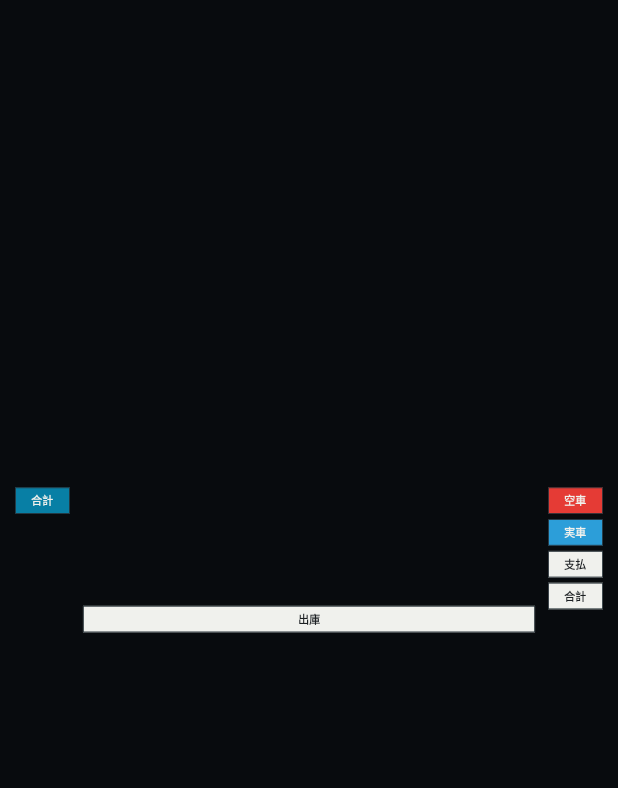
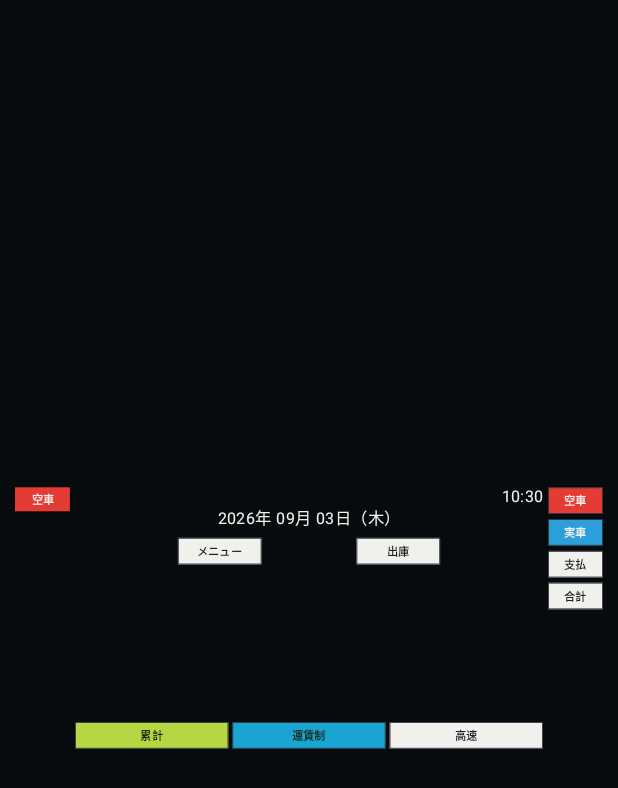
Before and after one commit to Usuiensan/taxi-joke-meter, an Android app built with Jetpack Compose: the screen it shows after launch (MainActivity), after a tap on "メーター表示", on a phone screen of 412 x 824 dp. Shown: the top 788 px of the screen. Run offline under Robolectric (Android 15) with nearby library versions, the phone set to English and light mode, and no system bars.

Commit message:
Meter Surfaceの状態表示と回送画面を実装

```diff
--- a/app/src/main/java/jp/usuiensan/taxijokemeter/data/meter/MeterController.kt
+++ b/app/src/main/java/jp/usuiensan/taxijokemeter/data/meter/MeterController.kt
@@ -71,6 +71,7 @@ class MeterController(private val context: Context) {
                 MeterRuntimeStore.update { it.copy(meterState = after.meterState, menu = after.menu, fareYen = if (after.meterState == jp.usuiensan.taxijokemeter.domain.meter.MeterState.EMPTY) 0 else it.fareYen, chargeableDistanceMeters = if (after.meterState == jp.usuiensan.taxijokemeter.domain.meter.MeterState.EMPTY) 0 else it.chargeableDistanceMeters, lowSpeedSeconds = if (after.meterState == jp.usuiensan.taxijokemeter.domain.meter.MeterState.EMPTY) 0 else it.lowSpeedSeconds, chargeProgress = if (after.meterState == jp.usuiensan.taxijokemeter.domain.meter.MeterState.EMPTY) null else it.chargeProgress, tripStartedAt = null) }
             }
             MeterAction.DEADHEAD -> { MeterRuntimeStore.update { it.copy(meterState = after.meterState, menu = after.menu) }; event(DutyEventType.DEADHEAD_START) }
+            MeterAction.RELEASE -> { MeterRuntimeStore.update { it.copy(meterState = after.meterState, menu = after.menu) }; event(DutyEventType.DEADHEAD_END) }
             MeterAction.BREAK -> { MeterRuntimeStore.update { it.copy(dutyActivity = after.dutyActivity, menu = after.menu) }; event(DutyEventType.BREAK_START) }
             MeterAction.RESUME -> { MeterRuntimeStore.update { it.copy(dutyActivity = after.dutyActivity, menu = after.menu) }; event(DutyEventType.BREAK_END) }
             MeterAction.ARRIVE -> { measurement.stop(); MeterRuntimeStore.update { it.copy(dutyLifecycle = after.dutyLifecycle, menu = after.menu) }; event(DutyEventType.ARRIVAL); endDuty() }
--- a/app/src/main/java/jp/usuiensan/taxijokemeter/ui/meter/MeterScreen.kt
+++ b/app/src/main/java/jp/usuiensan/taxijokemeter/ui/meter/MeterScreen.kt
@@ -43,6 +43,9 @@ import jp.usuiensan.taxijokemeter.domain.meter.DutyLifecycle
 import jp.usuiensan.taxijokemeter.domain.meter.MeterAction
 import jp.usuiensan.taxijokemeter.domain.meter.MeterMenu
 import jp.usuiensan.taxijokemeter.domain.meter.MeterState
+import java.time.LocalDateTime
+import java.time.format.DateTimeFormatter
+import java.util.Locale
 
 private val MeterBlack = Color(0xFF080B0E)
 private val MeterBlue = Color(0xFF087FA5)
@@ -55,7 +58,7 @@ private val MeterLogicalWidth = 900.dp
 private val MeterLogicalHeight = 400.dp
 
 @Composable
-fun MeterScreen(contentPadding: PaddingValues, runtime: MeterRuntimeSnapshot, controller: MeterController) {
+fun MeterScreen(contentPadding: PaddingValues, runtime: MeterRuntimeSnapshot, controller: MeterController, onOpenFareSettings: () -> Unit = {}) {
     Box(
         modifier = Modifier.fillMaxSize().background(MeterBlack).padding(contentPadding).padding(10.dp),
     ) {
@@ -70,43 +73,40 @@ fun MeterScreen(contentPadding: PaddingValues, runtime: MeterRuntimeSnapshot, co
                     scaleY = scale
                 },
             ) {
-                LandscapeMeterLayout(runtime, controller)
+                LandscapeMeterLayout(runtime, controller, onOpenFareSettings)
             }
         }
     }
 }
 
 @Composable
-private fun LandscapeMeterLayout(runtime: MeterRuntimeSnapshot, controller: MeterController) {
-    MeterReferenceLayout(runtime, controller)
+private fun LandscapeMeterLayout(runtime: MeterRuntimeSnapshot, controller: MeterController, onOpenFareSettings: () -> Unit) {
+    MeterReferenceLayout(runtime, controller, onOpenFareSettings)
 }
 
 @Composable
-private fun MeterReferenceLayout(runtime: MeterRuntimeSnapshot, controller: MeterController) {
+private fun MeterReferenceLayout(runtime: MeterRuntimeSnapshot, controller: MeterController, onOpenFareSettings: () -> Unit) {
     Row(
         modifier = Modifier.fillMaxSize(),
         horizontalArrangement = Arrangement.spacedBy(8.dp),
     ) {
         Column(modifier = Modifier.width(84.dp).fillMaxHeight(), verticalArrangement = Arrangement.spacedBy(8.dp)) {
-            if (runtime.meterState == MeterState.PAYMENT || runtime.meterState == MeterState.TOTAL) {
-                MeterStateLabel(paymentSummaryTitle(runtime.meterState))
-            } else {
-                MeterButton("合計", MeterBlue, Modifier.fillMaxWidth())
-            }
+            MeterStateLabel(stateLabel(runtime.meterState))
             Spacer(Modifier.weight(1f))
         }
 
         Column(modifier = Modifier.weight(1f).fillMaxHeight(), verticalArrangement = Arrangement.spacedBy(6.dp)) {
+            MeterDateHeader()
             BalancePanel(Modifier.height(228.dp), runtime, controller)
             Spacer(Modifier.weight(1f))
-            BottomControls(runtime)
+            BottomControls(runtime, onOpenFareSettings)
         }
 
         Column(modifier = Modifier.width(84.dp).fillMaxHeight(), verticalArrangement = Arrangement.spacedBy(8.dp)) {
-            MeterButton("空車", MeterRed, Modifier.fillMaxWidth(), onClick = { controller.dispatch(MeterAction.EMPTY) })
-            MeterButton("実車", Color(0xFF2C9ED9), Modifier.fillMaxWidth(), onClick = { controller.dispatch(MeterAction.OCCUPIED) })
-            MeterButton("支払", MeterWhite, Modifier.fillMaxWidth(), Color(0xFF1C2023), onClick = { controller.dispatch(MeterAction.PAYMENT) })
-            MeterButton("合計", MeterWhite, Modifier.fillMaxWidth(), Color(0xFF1C2023), onClick = { controller.dispatch(MeterAction.TOTAL) })
+            MeterButton("空車", MeterRed, Modifier.fillMaxWidth(), onClick = if (runtime.meterState == MeterState.DEADHEAD) null else ({ controller.dispatch(MeterAction.EMPTY) }))
+            MeterButton("実車", Color(0xFF2C9ED9), Modifier.fillMaxWidth(), onClick = if (runtime.meterState == MeterState.DEADHEAD) null else ({ controller.dispatch(MeterAction.OCCUPIED) }))
+            MeterButton("支払", MeterWhite, Modifier.fillMaxWidth(), Color(0xFF1C2023), onClick = if (runtime.meterState == MeterState.DEADHEAD) null else ({ controller.dispatch(MeterAction.PAYMENT) }))
+            MeterButton("合計", MeterWhite, Modifier.fillMaxWidth(), Color(0xFF1C2023), onClick = if (runtime.meterState == MeterState.DEADHEAD) null else ({ controller.dispatch(MeterAction.TOTAL) }))
         }
     }
 }
@@ -115,26 +115,33 @@ private fun MeterReferenceLayout(runtime: MeterRuntimeSnapshot, controller: Mete
 private fun BalancePanel(modifier: Modifier, runtime: MeterRuntimeSnapshot, controller: MeterController) {
     Box(
         modifier = modifier.fillMaxWidth().padding(horizontal = 12.dp, vertical = 6.dp),
-        contentAlignment = Alignment.BottomStart,
+        contentAlignment = Alignment.TopStart,
     ) {
         Column(modifier = Modifier.fillMaxWidth()) {
-            if (runtime.dutyLifecycle == DutyLifecycle.BEFORE_DEPARTURE) {
-                MeterButton("出庫", MeterWhite, Modifier.fillMaxWidth(), Color(0xFF1C2023), onClick = { controller.dispatch(MeterAction.DEPART) })
+            if (runtime.meterState == MeterState.DEADHEAD) {
+                Box(Modifier.fillMaxWidth().height(160.dp)) {
+                    Text("回送中", color = MeterWhite, fontSize = 36.sp, modifier = Modifier.align(Alignment.Center))
+                    MeterButton("解除", MeterWhite, Modifier.width(120.dp).align(Alignment.BottomEnd), Color(0xFF1C2023), onClick = { controller.dispatch(MeterAction.RELEASE) })
+                }
+            } else if (runtime.dutyLifecycle == DutyLifecycle.BEFORE_DEPARTURE) {
+                Row(modifier = Modifier.fillMaxWidth(), horizontalArrangement = Arrangement.SpaceEvenly) {
+                    MeterButton("メニュー", MeterWhite, Modifier.width(128.dp), Color(0xFF1C2023), onClick = { controller.dispatch(MeterAction.MENU) })
+                    MeterButton("出庫", MeterWhite, Modifier.width(128.dp), Color(0xFF1C2023), onClick = { controller.dispatch(MeterAction.DEPART) })
+                }
             } else if (runtime.menu == MeterMenu.EMPTY_MENU) {
                 Row(modifier = Modifier.fillMaxWidth(), horizontalArrangement = Arrangement.SpaceEvenly) {
-                    Text("メニュー", color = MeterWhite)
-                    Text("戻る", color = MeterWhite, modifier = Modifier.clickable { controller.dispatch(MeterAction.BACK) })
+                    MeterButton("回送", Color(0xFF2C9ED9), Modifier.width(128.dp), Color(0xFF1C2023), onClick = { controller.dispatch(MeterAction.DEADHEAD) })
+                    MeterButton("戻る", MeterWhite, Modifier.width(128.dp), Color(0xFF1C2023), onClick = { controller.dispatch(MeterAction.BACK) })
                 }
             } else if (runtime.meterState == MeterState.EMPTY) {
                 Row(modifier = Modifier.fillMaxWidth(), horizontalArrangement = Arrangement.SpaceEvenly) {
-                    Text("メニュー", color = MeterWhite, modifier = Modifier.clickable { controller.dispatch(MeterAction.MENU) })
-                    Text("入庫", color = MeterWhite, modifier = Modifier.clickable { controller.dispatch(MeterAction.ARRIVE) })
+                    MeterButton("メニュー", MeterWhite, Modifier.width(128.dp), Color(0xFF1C2023), onClick = { controller.dispatch(MeterAction.MENU) })
+                    MeterButton(if (runtime.dutyLifecycle == DutyLifecycle.BEFORE_DEPARTURE) "出庫" else "入庫", MeterWhite, Modifier.width(128.dp), Color(0xFF1C2023), onClick = { controller.dispatch(if (runtime.dutyLifecycle == DutyLifecycle.BEFORE_DEPARTURE) MeterAction.DEPART else MeterAction.ARRIVE) })
                 }
             } else if (runtime.meterState == MeterState.PAYMENT || runtime.meterState == MeterState.TOTAL) {
                 PaymentSummaryPanel(runtime)
             } else if (runtime.meterState == MeterState.OCCUPIED) {
                 Column(Modifier.fillMaxWidth()) {
-                    Text("実車", color = MeterWhite, fontSize = 20.sp, fontWeight = FontWeight.Bold)
                     if (showsChargeProgressRail(runtime.meterState)) {
                         runtime.chargeProgress?.let { ChargeProgressRail(it.mode, it.fraction) }
                     }
@@ -248,7 +255,35 @@ private fun PaymentDetailRow(label: String, value: String) {
 
 @Composable
 private fun MeterStateLabel(text: String) {
-    Text(text, color = MeterWhite, fontSize = 17.sp, fontWeight = FontWeight.Bold, textAlign = TextAlign.Center, modifier = Modifier.fillMaxWidth().padding(vertical = 8.dp))
+    Box(Modifier.fillMaxWidth().background(stateLabelColor(text)).padding(vertical = 6.dp), contentAlignment = Alignment.Center) {
+        Text(text, color = MeterWhite, fontSize = 17.sp, fontWeight = FontWeight.Bold, textAlign = TextAlign.Center)
+    }
+}
+
+internal fun stateLabel(state: MeterState) = when (state) {
+    MeterState.EMPTY -> "空車"
+    MeterState.OCCUPIED -> "賃走"
+    MeterState.PAYMENT -> "支払"
+    MeterState.TOTAL -> "合計"
+    MeterState.DEADHEAD -> "回送"
+}
+
+private fun stateLabelColor(text: String) = when (text) {
+    "空車" -> MeterRed
+    "賃走", "回送" -> Color(0xFF2C9ED9)
+    "支払" -> Color(0xFF35C75A)
+    else -> MeterBlue
+}
+
+@Composable
+private fun MeterDateHeader() {
+    val now = LocalDateTime.now()
+    Column(Modifier.fillMaxWidth(), horizontalAlignment = Alignment.CenterHorizontally) {
+        Box(Modifier.fillMaxWidth()) {
+            Text(now.format(DateTimeFormatter.ofPattern("HH:mm")), color = MeterWhite, fontSize = 24.sp, modifier = Modifier.align(Alignment.TopEnd))
+        }
+        Text(now.format(DateTimeFormatter.ofPattern("yyyy年 MM月 dd日（E）", Locale.JAPAN)), color = MeterWhite, fontSize = 25.sp)
+    }
 }
 
 @Composable
@@ -298,16 +333,21 @@ internal fun formatFareAmount(yen: Long) = FareAmountParts(yen.formatYen(), "円
 private fun Long.formatYen() = "%,d".format(this)
 
 @Composable
-private fun BottomControls(runtime: MeterRuntimeSnapshot) {
+private fun BottomControls(runtime: MeterRuntimeSnapshot, onOpenFareSettings: () -> Unit) {
     val labels = softKeyLabels(runtime.meterState)
     Row(modifier = Modifier.fillMaxWidth(), horizontalArrangement = Arrangement.spacedBy(6.dp)) {
         labels.forEachIndexed { index, label ->
-            MeterButton(label, if (index == 0) Color(0xFFB6D744) else if (index == 1) Color(0xFF1AA4D1) else MeterWhite, Modifier.weight(1f), if (index < 2) Color(0xFF16200C) else Color(0xFF1C2023), onClick = if (runtime.meterState == MeterState.PAYMENT || runtime.meterState == MeterState.TOTAL) ({}) else null)
+            MeterButton(label, if (index == 0) Color(0xFFB6D744) else if (index == 1) Color(0xFF1AA4D1) else MeterWhite, Modifier.weight(1f), if (index < 2) Color(0xFF16200C) else Color(0xFF1C2023), onClick = when {
+                runtime.meterState == MeterState.EMPTY && label == "運賃制" -> onOpenFareSettings
+                runtime.meterState == MeterState.PAYMENT || runtime.meterState == MeterState.TOTAL -> ({})
+                else -> null
+            })
         }
     }
 }
 
 internal fun softKeyLabels(state: MeterState) = when (state) {
+    MeterState.EMPTY -> listOf("累計", "運賃制", "高速")
     MeterState.OCCUPIED -> listOf("早朝", "高割", "障割", "予約", "経由地")
     MeterState.PAYMENT, MeterState.TOTAL -> listOf("明細", "置換", "立替", "チケット", "定額")
     else -> emptyList()
--- a/app/src/main/java/jp/usuiensan/taxijokemeter/ui/shell/AppShell.kt
+++ b/app/src/main/java/jp/usuiensan/taxijokemeter/ui/shell/AppShell.kt
@@ -64,7 +64,7 @@ fun AppShell() {
     }
     Scaffold(modifier = Modifier.fillMaxSize()) { padding ->
         when {
-            showMeter -> MeterScreen(padding, meterRuntime, meterController)
+            showMeter -> MeterScreen(padding, meterRuntime, meterController) { showSettings = true }
             showSettings -> FareRuleSettingsScreen(padding) { showSettings = false }
             else -> MeasurementDebugScreen(padding, { showMeter = true }, { showSettings = true })
         }
```
Also changed, not shown: app/src/main/java/jp/usuiensan/taxijokemeter/domain/meter/MeterStateMachine.kt (+8 -3 lines), 2 other files.
